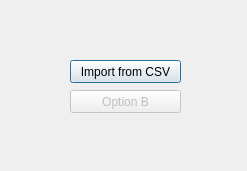
Before: the Qt Designer form selectdatasource.ui in dzhi/school-regression-analysis, drawn with Qt 5.
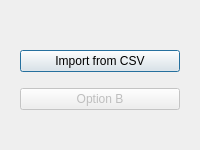
After: the same form once the commit is applied.

Commit message: Improved select data source layout

```diff
--- a/selectdatasource.ui
+++ b/selectdatasource.ui
@@ -6,41 +6,59 @@
    <rect>
     <x>0</x>
     <y>0</y>
-    <width>247</width>
-    <height>171</height>
+    <width>200</width>
+    <height>150</height>
    </rect>
   </property>
+  <property name="sizePolicy">
+   <sizepolicy hsizetype="Preferred" vsizetype="Preferred">
+    <horstretch>0</horstretch>
+    <verstretch>0</verstretch>
+   </sizepolicy>
+  </property>
+  <property name="minimumSize">
+   <size>
+    <width>200</width>
+    <height>150</height>
+   </size>
+  </property>
+  <property name="maximumSize">
+   <size>
+    <width>200</width>
+    <height>150</height>
+   </size>
+  </property>
   <property name="windowTitle">
    <string>Dialog</string>
   </property>
+  <widget class="QWidget" name="verticalLayoutWidget">
+   <property name="geometry">
+    <rect>
+     <x>20</x>
+     <y>40</y>
+     <width>160</width>
+     <height>80</height>
+    </rect>
+   </property>
+   <layout class="QVBoxLayout" name="verticalLayout">
+    <item>
   <widget class="QPushButton" name="importFromCsvButton">
-   <property name="geometry">
-    <rect>
-     <x>70</x>
-     <y>60</y>
-     <width>111</width>
-     <height>23</height>
-    </rect>
-   </property>
    <property name="text">
     <string>Import from CSV</string>
    </property>
   </widget>
+    </item>
+    <item>
   <widget class="QPushButton" name="pushButton_2">
    <property name="enabled">
     <bool>false</bool>
    </property>
-   <property name="geometry">
-    <rect>
-     <x>70</x>
-     <y>90</y>
-     <width>111</width>
-     <height>23</height>
-    </rect>
-   </property>
    <property name="text">
     <string>Option B</string>
    </property>
+     </widget>
+    </item>
+   </layout>
   </widget>
  </widget>
  <resources/>
```
Left out of the diff: 2 changed lines with no effect on the pictures. Lines whose indentation alone changed are shown as unchanged.
